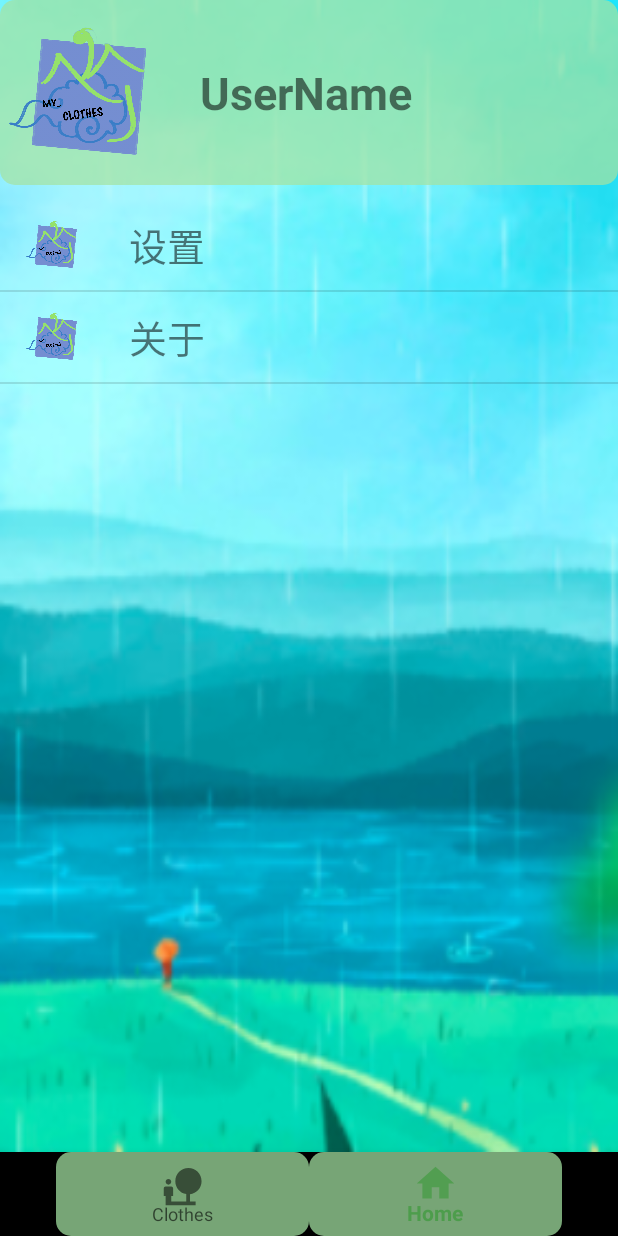
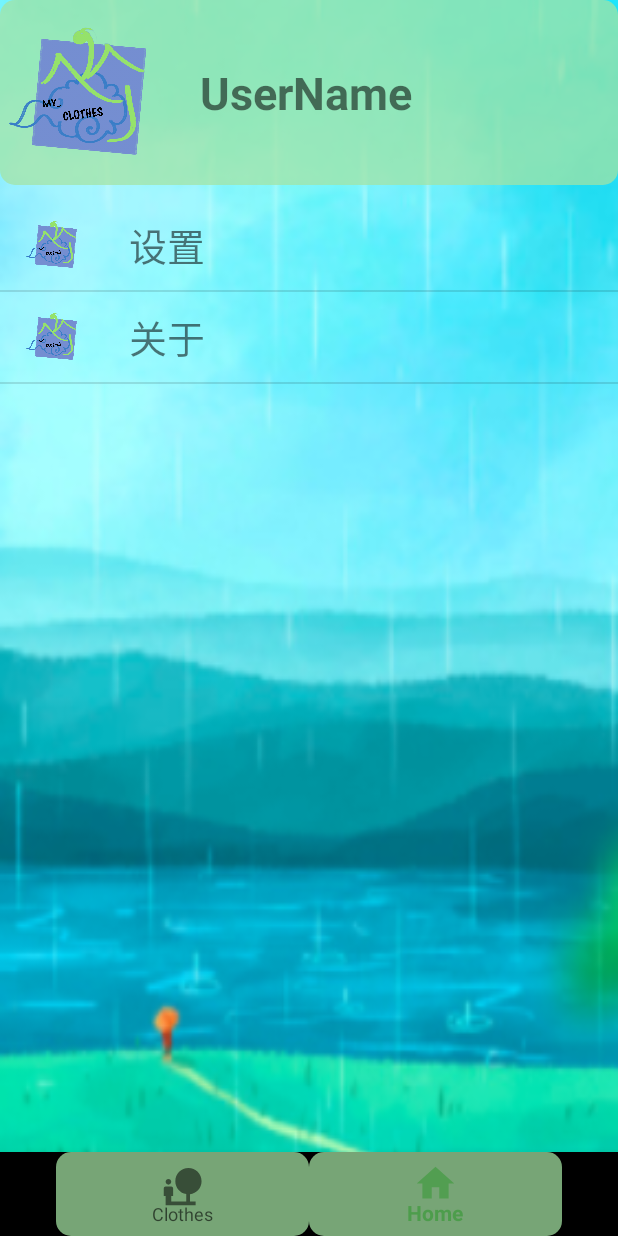
Before and after one commit to peppaaha/clothes, an Android app: the screen it shows after launch (MainActivity), item 2 of the bottom bar chosen, on a phone screen of 412 x 824 dp. Run offline under Robolectric (Android 15) with nearby library versions, the phone set to English and light mode, and no system bars; our stand-ins replace navigation-ui.

Commit message:
repair of minor problems

```diff
--- a/app/src/main/java/com/example/clothes/StViewModel.kt
+++ b/app/src/main/java/com/example/clothes/StViewModel.kt
@@ -20,27 +20,25 @@ import androidx.lifecycle.MutableLiveData
 import androidx.lifecycle.ViewModel
 import com.google.gson.Gson
 import com.google.gson.reflect.TypeToken
-import okhttp3.Call
-import okhttp3.OkHttpClient
-import okhttp3.Request
-import okhttp3.Response
+import okhttp3.*
 import java.io.IOException
 import java.lang.Exception
 import java.util.concurrent.Executor
 import java.util.function.Consumer
 import java.util.regex.Pattern
 import kotlin.concurrent.thread
-import kotlin.arrayOf as arrayOf1
 
 
-data class Weather(val data : Data, val status : Int, val desc : String)
-data class Data(val yesterday : Yesterday, val city : String, val forecast : List<FutureWeather>, val ganmao : String, val wendu : String)
-data class Yesterday(val date : String, val high : String, val fx : String, val low : String, val fl : String, val type : String)
-data class FutureWeather(val date : String, val high : String, val fengli : String, val low : String, val fengxiang : String, val type : String)
+data class Weather(val data : Data, val status : Int, val desc : String) {
+    data class Data(val yesterday : Yesterday, val city : String, val forecast : List<FutureWeather>, val ganmao : String, val wendu : String)
+    data class Yesterday(val date : String, val high : String, val fx : String, val low : String, val fl : String, val type : String)
+    data class FutureWeather(val date : String, val high : String, val fengli : String, val low : String, val fengxiang : String, val type : String)
+}
+
 
 class StViewModel() : ViewModel() {
     object HttpUtil {
-        fun sendOkHttpRequest(address: String, callback : okhttp3.Callback) {
+        fun sendOkHttpRequest(address: String, callback : Callback) {
             val client = OkHttpClient()
             val request = Request.Builder()
                 .url(address)
@@ -50,7 +48,7 @@ class StViewModel() : ViewModel() {
     }
 
     fun getWeatherFromOkHttp(httpUrl : String) {
-        HttpUtil.sendOkHttpRequest(httpUrl, object : okhttp3.Callback {
+        HttpUtil.sendOkHttpRequest(httpUrl, object : Callback {
             override fun onResponse(call: Call, response: Response) {
                 thread {
                     try {
@@ -73,6 +71,7 @@ class StViewModel() : ViewModel() {
 
     fun stringToPureNumber(oldString : String) : String {
         val newString = StringBuffer()
+        //使用正则表达式， 让字符中只留下 负号 和 数字
         val matcher = Pattern.compile("-?\\d").matcher(oldString)
         while (matcher.find()) {
             newString.append(matcher.group())
@@ -83,6 +82,8 @@ class StViewModel() : ViewModel() {
     private fun parseJSONWithGSON(jsonData: String) {
         val gson = Gson()
         val weather = gson.fromJson(jsonData, Weather::class.java)
+        // 使用LiveData让view对viewModel中值的改变进行监听
+        // 通过Intent传递信息
         weatherReturnToFragment.postValue(Intent().apply {
 
 
--- a/app/src/main/java/com/example/clothes/ndFragment.kt
+++ b/app/src/main/java/com/example/clothes/ndFragment.kt
@@ -1,13 +1,16 @@
 package com.example.clothes
 
 
+import android.content.Context
 import android.content.Intent
 import android.os.Bundle
+import android.util.AttributeSet
 import android.view.LayoutInflater
 import android.view.View
 import android.view.ViewGroup
 import android.widget.ImageView
 import android.widget.TextView
+import androidx.core.content.ContextCompat.startActivity
 import androidx.fragment.app.Fragment
 import androidx.lifecycle.ViewModelProviders
 import androidx.recyclerview.widget.DividerItemDecoration
@@ -15,7 +18,6 @@ import androidx.recyclerview.widget.LinearLayoutManager
 import androidx.recyclerview.widget.RecyclerView
 import com.example.clothes.ndSonActivity.ndSonAboutActivity
 import com.example.clothes.ndSonActivity.ndSonSettingsActivity
-import androidx.core.content.ContextCompat.startActivity as startActivity
 
 
 class ndFragment : Fragment() {
@@ -28,24 +30,64 @@ class ndFragment : Fragment() {
 
     private lateinit var viewModel: NdViewModel
 
+    class MyLinearLayoutManager : LinearLayoutManager {
+        private var isScrollEnabled = true
+
+        constructor(context: Context?) : super(context) {}
+        /*调用这个方法控制滑动*/
+        fun setScrollEnabled(flag: Boolean) {
+            isScrollEnabled = flag
+        }
+
+        override fun canScrollVertically(): Boolean {
+            return isScrollEnabled && super.canScrollVertically()
+        }
+    }
+
     override fun onCreateView(
         inflater: LayoutInflater, container: ViewGroup?,
         savedInstanceState: Bundle?
     ): View? {
         val newView : View = inflater.inflate(R.layout.nd_fragment, container, false)
+        initRecyclerView(newView)
+        return newView
+    }
+
+    private fun initRecyclerView(newView : View) {
         initOptions()
-        val layoutManager = LinearLayoutManager(this.activity)
+        val layoutManager = MyLinearLayoutManager(this.activity).apply {
+            setScrollEnabled(false)
+        }  //使RecyclerView不可滑动
+
         val ndFragmentrecyclerView : RecyclerView = newView.findViewById(R.id.ndFragmentRecyclerView)
-        ndFragmentrecyclerView.addItemDecoration(DividerItemDecoration(this.activity, DividerItemDecoration.VERTICAL))
+        ndFragmentrecyclerView.addItemDecoration(
+            DividerItemDecoration(
+                this.activity,
+                DividerItemDecoration.VERTICAL
+            )
+        )
         ndFragmentrecyclerView.layoutManager = layoutManager
         val adapter = ndFragmentAdapter(optionList)
         ndFragmentrecyclerView.adapter = adapter
-        return newView
     }
 
     private fun initOptions() {
-        optionList.add(ndFragmentOption("设置", R.drawable.logo, Intent(activity, ndSonSettingsActivity::class.java)))
-        optionList.add(ndFragmentOption("关于", R.drawable.logo, Intent(activity, ndSonAboutActivity::class.java)))
+        optionList.add(
+            ndFragmentOption(
+                "设置", R.drawable.logo, Intent(
+                    activity,
+                    ndSonSettingsActivity::class.java
+                )
+            )
+        )
+        optionList.add(
+            ndFragmentOption(
+                "关于", R.drawable.logo, Intent(
+                    activity,
+                    ndSonAboutActivity::class.java
+                )
+            )
+        )
     }
 
     override fun onActivityCreated(savedInstanceState: Bundle?) {
--- a/app/src/main/res/layout/nd_fragment.xml
+++ b/app/src/main/res/layout/nd_fragment.xml
@@ -5,8 +5,7 @@
     android:layout_width="match_parent"
     android:layout_height="match_parent"
     tools:context=".ndFragment"
-    android:orientation="vertical"
-    android:background="@drawable/rain">
+    android:orientation="vertical">
 
     <LinearLayout
         android:layout_width="match_parent"
@@ -39,6 +38,7 @@
         android:id="@+id/ndFragmentRecyclerView"
         android:layout_marginTop="10dp"
         android:layout_width="match_parent"
-        android:layout_height="match_parent" />
+        android:layout_height="match_parent"
+        android:nestedScrollingEnabled="false" />
 
 </LinearLayout>
```
Also changed, not shown: app/src/main/java/com/example/clothes/SearchCityActivity.java (+6 -1 lines), app/src/main/res/layout/st_fragment_clothes.xml (+5 -2 lines), gradle/wrapper/gradle-wrapper.properties.
